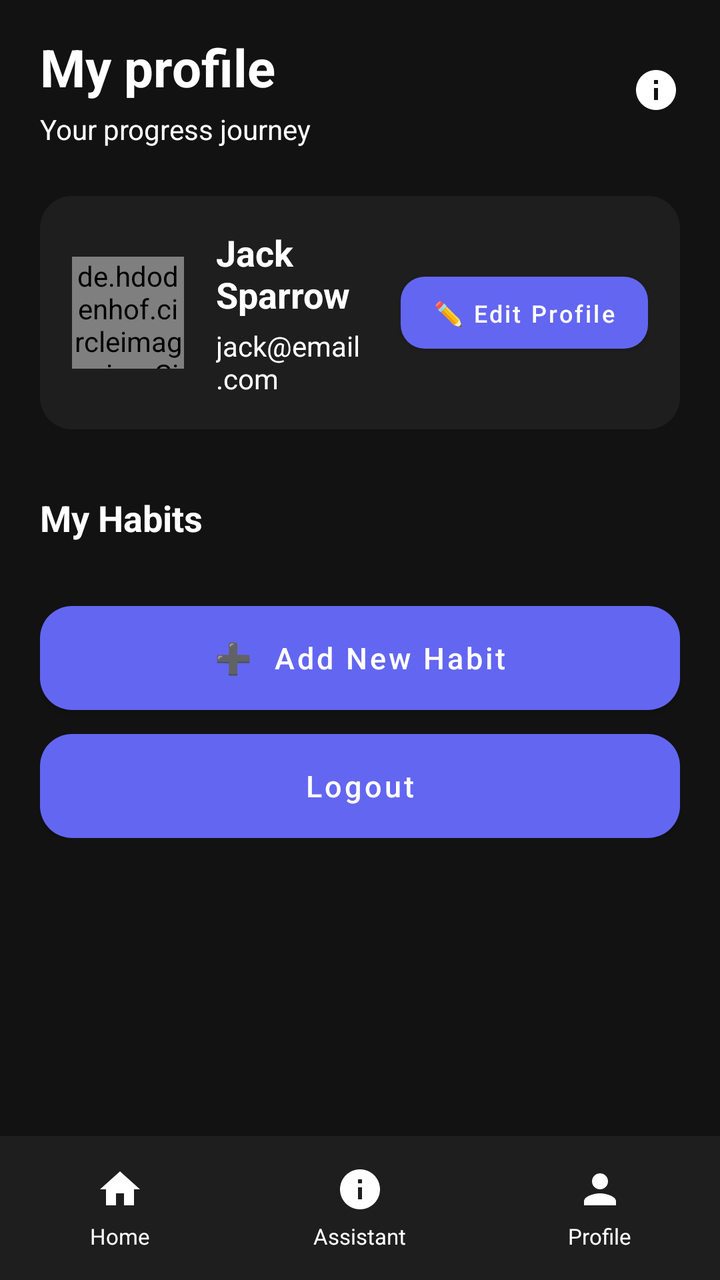
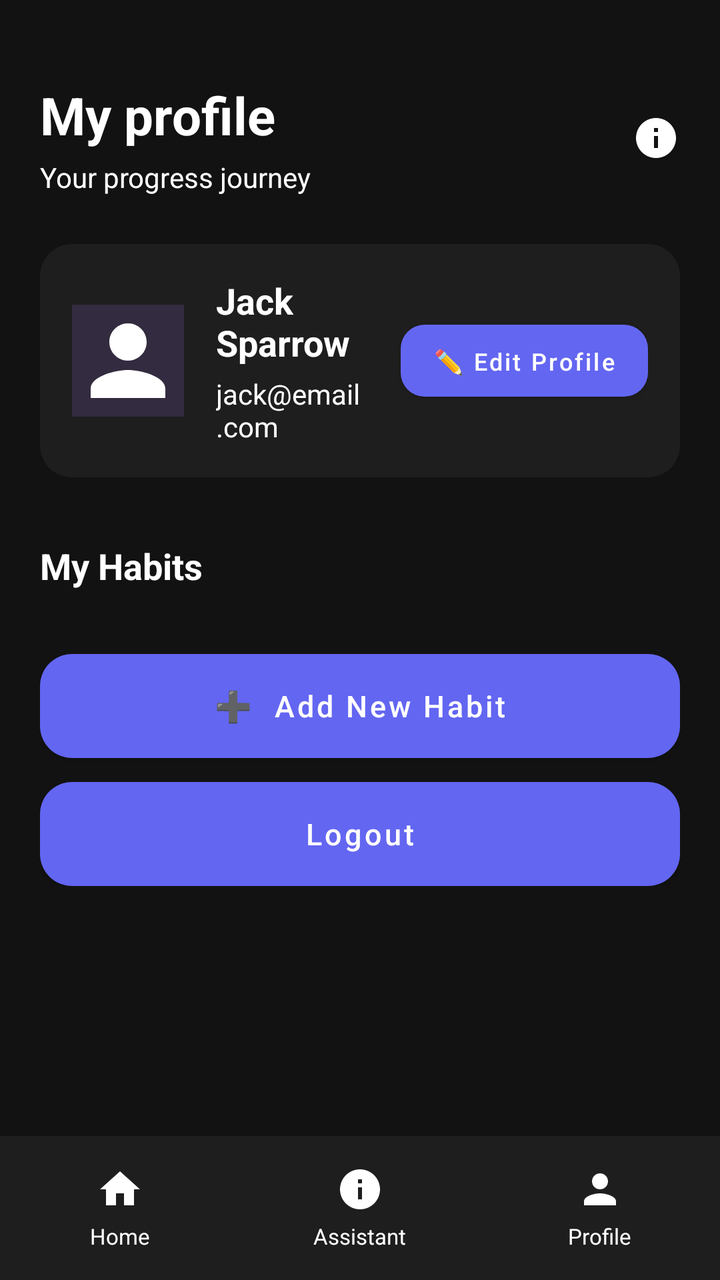

The first picture is an Android layout as it rendered before a commit; the second is the same layout after the commit. The layout source and the unified diff follow.
<!-- AndroidManifest.xml: application theme Theme.MyApplication -->
<!-- res/layout/activity_profile.xml -->
<?xml version="1.0" encoding="utf-8"?>
<RelativeLayout xmlns:android="http://schemas.android.com/apk/res/android"
    android:layout_width="match_parent"
    android:layout_height="match_parent"
    android:background="@color/bg_default">

    <ScrollView
        android:id="@+id/scrollContent"
        android:layout_width="match_parent"
        android:layout_height="match_parent"
        android:layout_above="@id/bottomNav"
        android:paddingLeft="20dp"
        android:paddingRight="20dp"
        android:paddingTop="16dp"
        android:paddingBottom="16dp">

        <LinearLayout
            android:layout_width="match_parent"
            android:layout_height="wrap_content"
            android:orientation="vertical">

            
            <LinearLayout
                android:layout_width="match_parent"
                android:layout_height="wrap_content"
                android:orientation="horizontal"
                android:gravity="center_vertical">

                <LinearLayout
                    android:layout_width="0dp"
                    android:layout_height="wrap_content"
                    android:layout_weight="1"
                    android:orientation="vertical">

                    <TextView
                        android:layout_width="wrap_content"
                        android:layout_height="wrap_content"
                        android:text="My profile"
                        android:textColor="@color/text_primary"
                        android:textSize="26sp"
                        android:textStyle="bold" />

                    <TextView
                        android:layout_width="wrap_content"
                        android:layout_height="wrap_content"
                        android:text="Your progress journey"
                        android:textColor="@color/text_primary"
                        android:textSize="14sp"
                        android:layout_marginTop="4dp" />
                </LinearLayout>

                <ImageView
                    android:layout_width="24dp"
                    android:layout_height="24dp"
                    android:src="@drawable/ic_assistant"
                    android:tint="@color/text_primary" />
            </LinearLayout>

            
            <LinearLayout
                android:layout_width="match_parent"
                android:layout_height="wrap_content"
                android:orientation="horizontal"
                android:background="@drawable/bg_card"
                android:padding="16dp"
                android:layout_marginTop="24dp"
                android:gravity="center_vertical">

                
                <de.hdodenhof.circleimageview.CircleImageView
                    android:id="@+id/ivProfilePicture"
                    android:layout_width="56dp"
                    android:layout_height="56dp"
                    android:src="@drawable/ic_profile"
                    android:background="@color/input_stroke" />

                <LinearLayout
                    android:layout_width="0dp"
                    android:layout_height="wrap_content"
                    android:layout_weight="1"
                    android:orientation="vertical"
                    android:layout_marginLeft="16dp">

                    <TextView
                        android:id="@+id/tvProfileName"
                        android:layout_width="wrap_content"
                        android:layout_height="wrap_content"
                        android:text="Jack Sparrow"
                        android:textColor="@color/text_primary"
                        android:textSize="18sp"
                        android:textStyle="bold" />

                    <TextView
                        android:id="@+id/tvProfileEmail"
                        android:layout_width="wrap_content"
                        android:layout_height="wrap_content"
                        android:text="jack@email.com"
                        android:textColor="@color/text_primary"
                        android:textSize="14sp"
                        android:layout_marginTop="4dp" />
                </LinearLayout>

                <Button
                    android:id="@+id/btnEditProfile"
                    android:layout_width="wrap_content"
                    android:layout_height="36dp"
                    android:text="✏️ Edit Profile"
                    android:textColor="@color/text_primary"
                    android:textSize="12sp"
                    android:textAllCaps="false"
                    android:background="@drawable/bg_button_primary"
                    android:paddingLeft="16dp"
                    android:paddingRight="16dp" />
            </LinearLayout>

            
            <TextView
                android:layout_width="wrap_content"
                android:layout_height="wrap_content"
                android:text="My Habits"
                android:textColor="@color/text_primary"
                android:textSize="18sp"
                android:textStyle="bold"
                android:layout_marginTop="32dp"
                android:layout_marginBottom="16dp" />

            
            <LinearLayout
                android:id="@+id/llHabitsList"
                android:layout_width="match_parent"
                android:layout_height="wrap_content"
                android:orientation="vertical">

                
            </LinearLayout>

            
            <Button
                android:id="@+id/btnAddNewHabit"
                android:layout_width="match_parent"
                android:layout_height="52dp"
                android:text="➕  Add New Habit"
                android:textColor="@color/text_primary"
                android:textSize="15sp"
                android:textAllCaps="false"
                android:background="@drawable/bg_card"
                android:layout_marginTop="16dp" />

            
            <Button
                android:id="@+id/btnLogout"
                android:layout_width="match_parent"
                android:layout_height="52dp"
                android:text="Logout"
                android:textColor="@color/text_primary"
                android:textSize="15sp"
                android:textAllCaps="false"
                android:background="@drawable/bg_card"
                android:layout_marginTop="12dp" />

        </LinearLayout>

    </ScrollView>

    
    <LinearLayout
        android:id="@+id/bottomNav"
        android:layout_width="match_parent"
        android:layout_height="72dp"
        android:layout_alignParentBottom="true"
        android:background="@color/card_bg"
        android:orientation="horizontal"
        android:paddingTop="8dp"
        android:paddingBottom="8dp"
        android:gravity="center">

        <LinearLayout
            android:id="@+id/navHome"
            android:layout_width="0dp"
            android:layout_height="match_parent"
            android:layout_weight="1"
            android:orientation="vertical"
            android:gravity="center">
            <ImageView
                android:layout_width="24dp"
                android:layout_height="24dp"
                android:src="@drawable/ic_home"
                android:tint="@color/text_primary" />
            <TextView
                android:layout_width="wrap_content"
                android:layout_height="wrap_content"
                android:text="Home"
                android:textColor="@color/text_primary"
                android:textSize="11sp"
                android:layout_marginTop="4dp" />
        </LinearLayout>

        <LinearLayout
            android:id="@+id/navAssistant"
            android:layout_width="0dp"
            android:layout_height="match_parent"
            android:layout_weight="1"
            android:orientation="vertical"
            android:gravity="center">
            <ImageView
                android:layout_width="24dp"
                android:layout_height="24dp"
                android:src="@drawable/ic_assistant"
                android:tint="@color/text_primary" />
            <TextView
                android:layout_width="wrap_content"
                android:layout_height="wrap_content"
                android:text="Assistant"
                android:textColor="@color/text_primary"
                android:textSize="11sp"
                android:layout_marginTop="4dp" />
        </LinearLayout>

        <LinearLayout
            android:id="@+id/navProfile"
            android:layout_width="0dp"
            android:layout_height="match_parent"
            android:layout_weight="1"
            android:orientation="vertical"
            android:gravity="center">
            <ImageView
                android:layout_width="24dp"
                android:layout_height="24dp"
                android:src="@drawable/ic_profile"
                android:tint="@color/text_primary" />
            <TextView
                android:layout_width="wrap_content"
                android:layout_height="wrap_content"
                android:text="Profile"
                android:textColor="@color/text_primary"
                android:textSize="11sp"
                android:layout_marginTop="4dp" />
        </LinearLayout>

    </LinearLayout>

</RelativeLayout>
<!-- resources referenced by this layout -->
<resources>
  <color name="bg_default">#121212</color>
  <color name="card_bg">#1E1E1E</color>
  <color name="input_stroke">#332B3F</color>
  <color name="text_primary">#FFFFFF</color>
  <!-- drawable bg_button_primary (drawable) -->
  <?xml version="1.0" encoding="utf-8"?>
  <shape xmlns:android="http://schemas.android.com/apk/res/android" android:shape="rectangle">
      <gradient
          android:angle="0"
          android:startColor="@color/accent_purple_start"
          android:endColor="@color/accent_purple_end"
          android:type="linear" />
      <corners android:radius="12dp" />
      <size android:height="48dp" />
  </shape>
  <!-- drawable bg_card (drawable) -->
  <?xml version="1.0" encoding="utf-8"?>
  <shape xmlns:android="http://schemas.android.com/apk/res/android" android:shape="rectangle">
      <solid android:color="@color/card_bg" />
      <corners android:radius="16dp" />
      <padding android:left="12dp" android:top="12dp" android:right="12dp" android:bottom="12dp" />
  </shape>
  <!-- drawable ic_assistant (drawable) -->
  <vector xmlns:android="http://schemas.android.com/apk/res/android"
      android:width="24dp"
      android:height="24dp"
      android:viewportWidth="24"
      android:viewportHeight="24">
      <path
          android:fillColor="#FFFFFF"
          android:pathData="M12,2C6.48,2 2,6.48 2,12s4.48,10 10,10 10,-4.48 10,-10S17.52,2 12,2zM13,17h-2v-6h2v6zM13,9h-2L11,7h2v2z"/>
  </vector>
  <!-- drawable ic_home (drawable) -->
  <vector xmlns:android="http://schemas.android.com/apk/res/android"
      android:width="24dp"
      android:height="24dp"
      android:viewportWidth="24"
      android:viewportHeight="24">
      <path
          android:fillColor="#FFFFFF"
          android:pathData="M10,20v-6h4v6h5v-8h3L12,3 2,12h3v8z"/>
  </vector>
  <!-- drawable ic_profile (drawable) -->
  <vector xmlns:android="http://schemas.android.com/apk/res/android"
      android:width="24dp"
      android:height="24dp"
      android:viewportWidth="24"
      android:viewportHeight="24">
      <path
          android:fillColor="#FFFFFF"
          android:pathData="M12,12c2.21,0 4,-1.79 4,-4s-1.79,-4 -4,-4 -4,1.79 -4,4 1.79,4 4,4zM12,14c-2.67,0 -8,1.34 -8,4v2h16v-2c0,-2.66 -5.33,-4 -8,-4z"/>
  </vector>
  <style name="Theme.MyApplication" parent="Theme.MaterialComponents.DayNight.DarkActionBar">
          
          <item name="colorPrimary">@color/accent_purple_start</item>
          <item name="colorPrimaryVariant">@color/accent_purple_end</item>
          <item name="colorOnPrimary">@color/text_primary</item>
  
          <item name="colorSecondary">@color/accent_green</item>
          <item name="colorOnSecondary">@color/text_primary</item>
  
          <item name="android:statusBarColor">@color/bg_default</item>
          <item name="android:navigationBarColor">@color/bg_default</item>
  
          
          <item name="android:colorBackground">@color/bg_default</item>
          <item name="android:textColor">@color/text_primary</item>
          <item name="android:windowBackground">@color/bg_default</item>
      </style>
  <color name="accent_purple_start">#6366F1</color>
  <color name="accent_purple_end">#8B5CF6</color>
  <color name="accent_green">#10B981</color>
</resources>

<!-- the commit's change to res/layout/activity_profile.xml (unified diff, before → after) -->
@@ -11,7 +11,7 @@
         android:layout_above="@id/bottomNav"
         android:paddingLeft="20dp"
         android:paddingRight="20dp"
-        android:paddingTop="16dp"
+        android:paddingTop="40dp"
         android:paddingBottom="16dp">
 
         <LinearLayout
@@ -67,12 +67,13 @@
                 android:gravity="center_vertical">
 
                 
-                <de.hdodenhof.circleimageview.CircleImageView
+                <ImageView
                     android:id="@+id/ivProfilePicture"
                     android:layout_width="56dp"
                     android:layout_height="56dp"
                     android:src="@drawable/ic_profile"
-                    android:background="@color/input_stroke" />
+                    android:background="@color/input_stroke"
+                    android:scaleType="centerCrop" />
 
                 <LinearLayout
                     android:layout_width="0dp"
<!-- resource entries referenced after the edit -->
@@ -52,7 +52,7 @@
           android:fillColor="#FFFFFF"
           android:pathData="M12,12c2.21,0 4,-1.79 4,-4s-1.79,-4 -4,-4 -4,1.79 -4,4 1.79,4 4,4zM12,14c-2.67,0 -8,1.34 -8,4v2h16v-2c0,-2.66 -5.33,-4 -8,-4z"/>
   </vector>
-  <style name="Theme.MyApplication" parent="Theme.MaterialComponents.DayNight.DarkActionBar">
+  <style name="Theme.MyApplication" parent="Theme.MaterialComponents.DayNight.NoActionBar">
           
           <item name="colorPrimary">@color/accent_purple_start</item>
           <item name="colorPrimaryVariant">@color/accent_purple_end</item>
